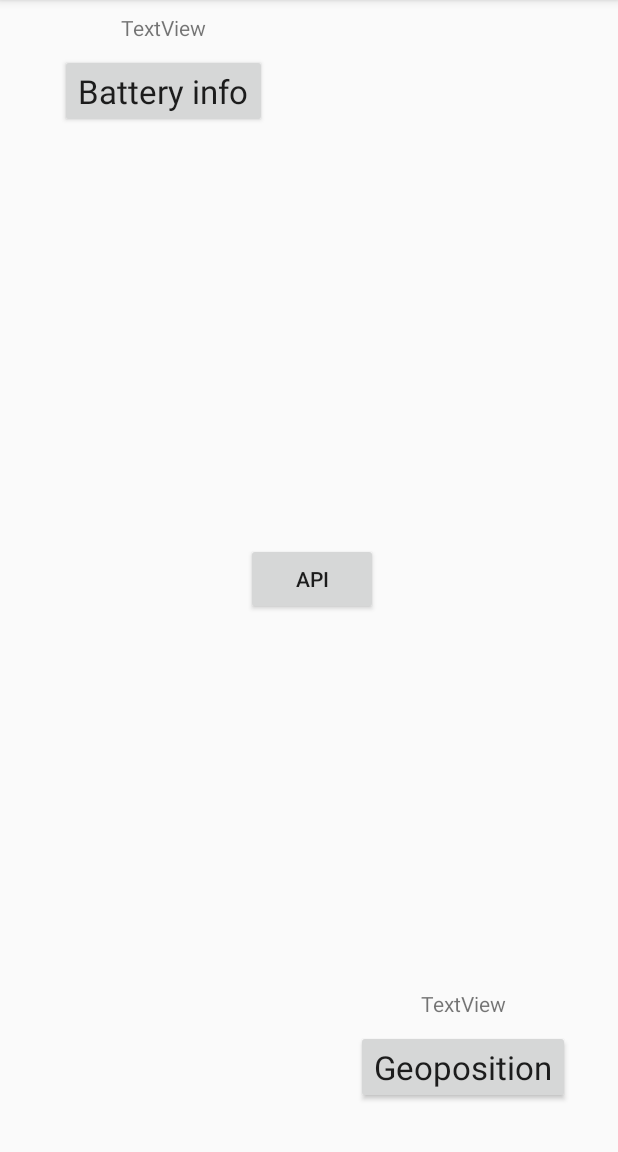
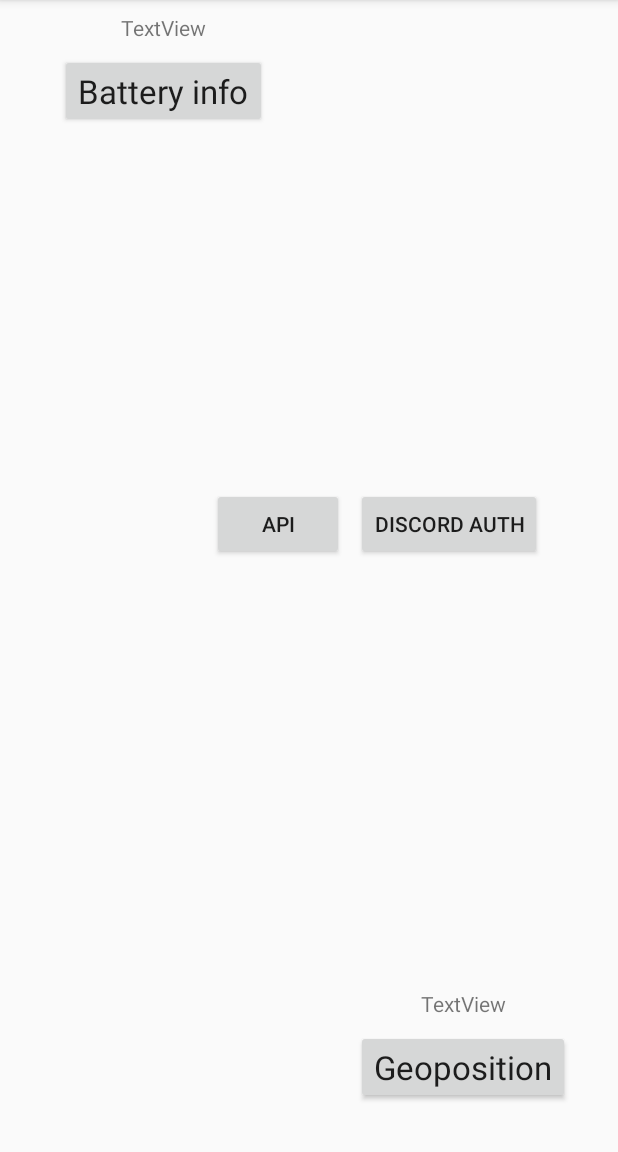
Before and after one commit to X1opya/task1IntersvyazCourse, an Android app: the screen it shows after launch (MainActivity), on a phone screen of 412 x 824 dp, the part 84-1236 px from its top. Run offline under Robolectric (Android 15) with nearby library versions, the phone set to English and light mode, and no system bars.

Commit message:
non worked (401)

```diff
--- a/app/build.gradle
+++ b/app/build.gradle
@@ -9,6 +9,7 @@ android {
         versionCode 1
         versionName "1.0"
         testInstrumentationRunner "android.support.test.runner.AndroidJUnitRunner"
+
     }
     buildTypes {
         release {
--- a/app/src/main/java/com/x1opya/task1intersvyazcourse/MainActivity.java
+++ b/app/src/main/java/com/x1opya/task1intersvyazcourse/MainActivity.java
@@ -11,6 +11,7 @@ import android.view.View;
 import android.widget.TextView;
 
 import com.x1opya.task1intersvyazcourse.Api.ApiActivity;
+import com.x1opya.task1intersvyazcourse.Auth.LoginActivity;
 import com.x1opya.task1intersvyazcourse.Battery.BatteryActivity;
 import com.x1opya.task1intersvyazcourse.Battery.ChargingReciver;
 
@@ -92,4 +93,8 @@ public class MainActivity extends AppCompatActivity {
         Intent intent = new Intent(this, ApiActivity.class);
         startActivity(intent);
     }
+
+    public void onClickAuth(View view) {
+        startActivity(new Intent(this,LoginActivity.class));
+    }
 }
--- a/app/src/main/res/layout/activity_main.xml
+++ b/app/src/main/res/layout/activity_main.xml
@@ -57,11 +57,25 @@
         android:layout_marginEnd="8dp"
         android:layout_marginRight="8dp"
         android:layout_marginBottom="8dp"
+        android:onClick="onClickShowApi"
         android:text="Api"
-        android:onClick="onClickShowApi"
         app:layout_constraintBottom_toTopOf="@+id/button2"
         app:layout_constraintEnd_toStartOf="@+id/button2"
+        app:layout_constraintHorizontal_bias="1.0"
         app:layout_constraintStart_toEndOf="@+id/button"
-        app:layout_constraintTop_toBottomOf="@+id/button" />
+        app:layout_constraintTop_toBottomOf="@+id/button"
+        app:layout_constraintVertical_bias="0.432" />
+
+    <Button
+        android:id="@+id/btn_athorize"
+        android:layout_width="wrap_content"
+        android:layout_height="wrap_content"
+        android:layout_marginStart="8dp"
+        android:layout_marginLeft="8dp"
+        android:onClick="onClickAuth"
+        android:text="Discord Auth"
+        app:layout_constraintBottom_toBottomOf="@+id/button3"
+        app:layout_constraintStart_toEndOf="@+id/button3"
+        app:layout_constraintTop_toTopOf="@+id/button3" />
 
 </android.support.constraint.ConstraintLayout>
```
Also changed, not shown: app/src/main/AndroidManifest.xml (+10 -1 lines), app/src/main/java/com/x1opya/task1intersvyazcourse/Auth/DiscordApi.java (added, +24 -0 lines), app/src/main/java/com/x1opya/task1intersvyazcourse/Auth/LoginActivity.java (added, +73 -0 lines), app/src/main/java/com/x1opya/task1intersvyazcourse/Auth/StaticFields.java (added, +12 -0 lines), app/src/main/java/com/x1opya/task1intersvyazcourse/Auth/TokenResponseModel.java (added, +22 -0 lines), app/src/main/res/layout/activity_login.xml (added, +10 -0 lines), app/src/main/res/raw/auth_config.json (added, +11 -0 lines).
